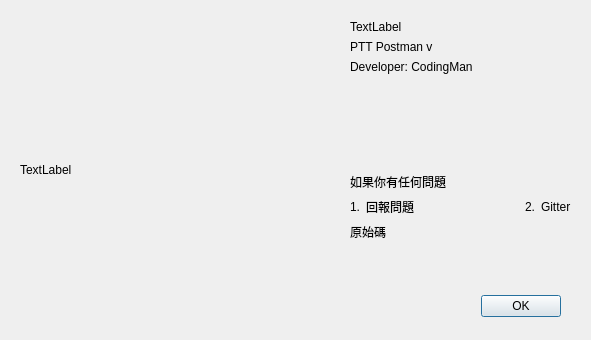
The window that src/UI/about.ui (uPtt-messenger/uPtt_backup) describes before a commit, drawn with Qt 5.
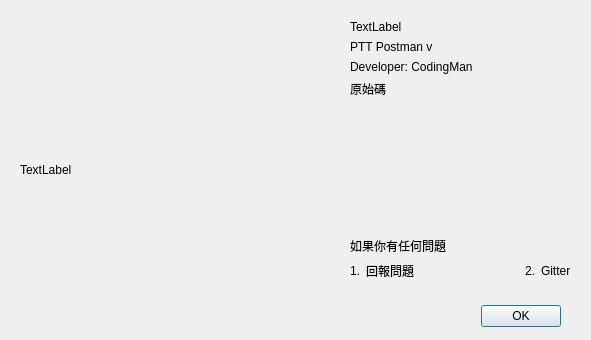
The same window after the commit.

Commit message: Add show password, adjust login and about dialog

What changed in the file:
```diff
--- a/src/UI/about.ui
+++ b/src/UI/about.ui
@@ -29,7 +29,7 @@
    <property name="geometry">
     <rect>
      <x>300</x>
-     <y>290</y>
+     <y>300</y>
      <width>261</width>
      <height>32</height>
     </rect>
@@ -47,7 +47,7 @@
      <x>350</x>
      <y>20</y>
      <width>221</width>
-     <height>221</height>
+     <height>261</height>
     </rect>
    </property>
    <layout class="QVBoxLayout" name="verticalLayout">
@@ -72,6 +72,16 @@
       </property>
      </widget>
     </item>
+    <item>
+     <widget class="QLabel" name="SourceCode">
+      <property name="text">
+       <string>原始碼</string>
+      </property>
+      <property name="textFormat">
+       <enum>Qt::AutoText</enum>
+      </property>
+     </widget>
+    </item>
     <item>
      <spacer name="verticalSpacer">
       <property name="orientation">
@@ -140,16 +150,6 @@
       </item>
      </layout>
     </item>
-    <item>
-     <widget class="QLabel" name="SourceCode">
-      <property name="text">
-       <string>原始碼</string>
-      </property>
-      <property name="textFormat">
-       <enum>Qt::AutoText</enum>
-      </property>
-     </widget>
-    </item>
    </layout>
   </widget>
   <widget class="QLabel" name="IconDisplay">
```
The commit also changes 4 other files.
